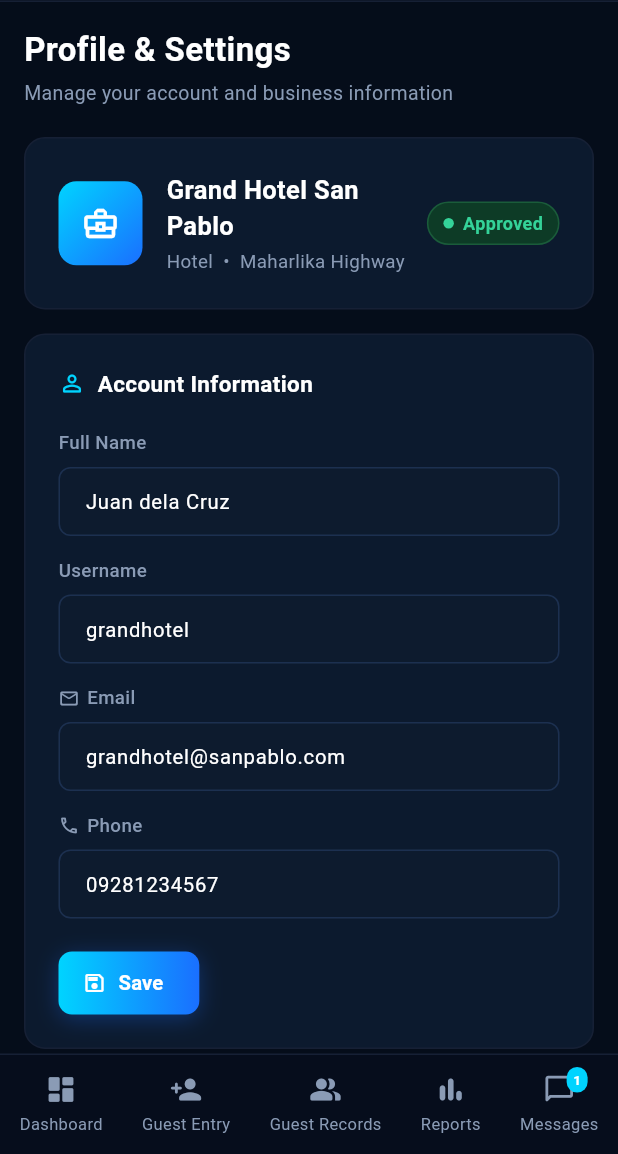
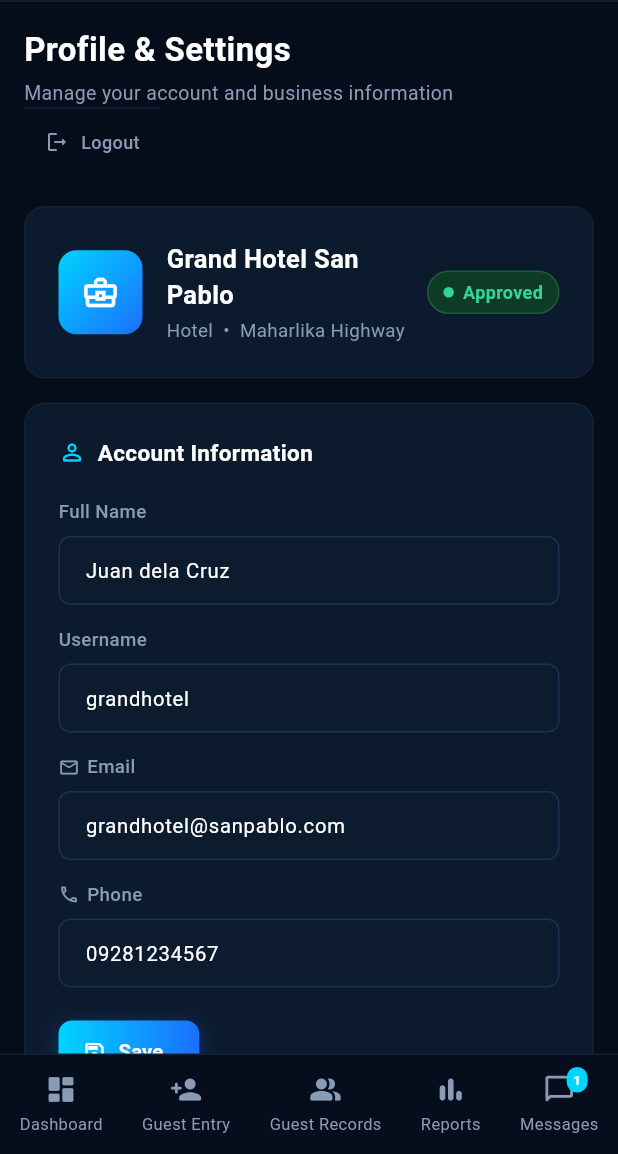
Before and after one commit to MiksDev04/tourism_app, a Flutter app: the BusinessLayout screen opened directly, after a tap on an icon or button, on a phone screen of 412 x 824 dp, the part 82-1236 px from its top. Run offline on Flutter 3.47's test engine with Material 3 defaults, Android fonts, the phone set to English and light mode, and no system bars; our stand-ins replace open_file; missing offline and left inert: window_manager.

Commit message:
add logout button on profile page both admin and business

```diff
--- a/lib/ui/business/pages/business_profile_page.dart
+++ b/lib/ui/business/pages/business_profile_page.dart
@@ -1,6 +1,7 @@
 import 'package:flutter/material.dart';
 import '../../../core/constants/app_colors.dart';
 import '../../shared/layouts/business_layout.dart';
+import '../../../router/app_router.dart';
 
 // ─── Business Profile Page ────────────────────────────────────────────────────
 
@@ -15,16 +16,21 @@ class _BusinessProfilePageState extends State<BusinessProfilePage> {
   // Account Info controllers
   final _fullNameCtrl = TextEditingController(text: 'Juan dela Cruz');
   final _usernameCtrl = TextEditingController(text: 'grandhotel');
-  final _emailCtrl    = TextEditingController(text: 'grandhotel@sanpablo.com');
-  final _phoneCtrl    = TextEditingController(text: '09281234567');
+  final _emailCtrl = TextEditingController(text: 'grandhotel@sanpablo.com');
+  final _phoneCtrl = TextEditingController(text: '09281234567');
 
   // Business Info controllers
-  final _businessNameCtrl  = TextEditingController(text: 'Grand Hotel San Pablo');
-  final _ownerNameCtrl     = TextEditingController(text: 'Juan dela Cruz');
-  final _totalRoomsCtrl    = TextEditingController(text: '45');
-  final _addressCtrl       = TextEditingController(text: 'Maharlika Highway, San Pablo City, Laguna');
-  final _descriptionCtrl   = TextEditingController(
-    text: 'A premier hotel located along Maharlika Highway offering comfortable accommodations and excellent service.',
+  final _businessNameCtrl = TextEditingController(
+    text: 'Grand Hotel San Pablo',
+  );
+  final _ownerNameCtrl = TextEditingController(text: 'Juan dela Cruz');
+  final _totalRoomsCtrl = TextEditingController(text: '45');
+  final _addressCtrl = TextEditingController(
+    text: 'Maharlika Highway, San Pablo City, Laguna',
+  );
+  final _descriptionCtrl = TextEditingController(
+    text:
+        'A premier hotel located along Maharlika Highway offering comfortable accommodations and excellent service.',
   );
 
   String _selectedBusinessType = 'Hotel';
@@ -32,9 +38,15 @@ class _BusinessProfilePageState extends State<BusinessProfilePage> {
   @override
   void dispose() {
     for (final c in [
-      _fullNameCtrl, _usernameCtrl, _emailCtrl, _phoneCtrl,
-      _businessNameCtrl, _ownerNameCtrl, _totalRoomsCtrl,
-      _addressCtrl, _descriptionCtrl,
+      _fullNameCtrl,
+      _usernameCtrl,
+      _emailCtrl,
+      _phoneCtrl,
+      _businessNameCtrl,
+      _ownerNameCtrl,
+      _totalRoomsCtrl,
+      _addressCtrl,
+      _descriptionCtrl,
     ]) {
       c.dispose();
     }
@@ -79,8 +91,9 @@ class _BusinessProfilePageState extends State<BusinessProfilePage> {
                         addressCtrl: _addressCtrl,
                         descriptionCtrl: _descriptionCtrl,
                         selectedBusinessType: _selectedBusinessType,
-                        onBusinessTypeChanged: (val) =>
-                            setState(() => _selectedBusinessType = val ?? 'Hotel'),
+                        onBusinessTypeChanged: (val) => setState(
+                          () => _selectedBusinessType = val ?? 'Hotel',
+                        ),
                         onSave: () {},
                         isNarrow: isNarrow,
                       ),
@@ -101,10 +114,14 @@ class _BusinessProfilePageState extends State<BusinessProfilePage> {
 class _PageHeader extends StatelessWidget {
   @override
   Widget build(BuildContext context) {
-    return const Column(
+    final screenWidth = MediaQuery.of(context).size.width;
+
+    return Row(
+      children: [
+        Column(
           crossAxisAlignment: CrossAxisAlignment.start,
           children: [
-        Text(
+            const Text(
               'Profile & Settings',
               style: TextStyle(
                 color: AppColors.textWhite,
@@ -112,16 +129,46 @@ class _PageHeader extends StatelessWidget {
                 fontWeight: FontWeight.w700,
               ),
             ),
-        SizedBox(height: 4),
-        Text(
+            const SizedBox(height: 4),
+            const Text(
               'Manage your account and business information',
               style: TextStyle(color: AppColors.textGray, fontSize: 13),
+            ),
+            if (screenWidth <= 600)
+              GestureDetector(
+                onTap: () => Navigator.pushReplacementNamed(context, AppRoutes.login),
+                child: Container(
+                  padding: const EdgeInsets.all(14),
+                  decoration: const BoxDecoration(
+                    border: Border(top: BorderSide(color: AppColors.cardBorder)),
+                  ),
+                  child: const Row(
+                    mainAxisSize: MainAxisSize.min,
+                    children: [
+                      Icon(
+                        Icons.logout_rounded,
+                        color: AppColors.textGray,
+                        size: 16,
+                      ),
+                      SizedBox(width: 8),
+                      Text(
+                        'Logout',
+                        style: TextStyle(
+                          color: AppColors.textGray,
+                          fontSize: 12,
+                          fontWeight: FontWeight.w500,
+                        ),
+                      ),
+                    ],
+                  ),
+                ),
+              ),
+          ],
         ),
       ],
     );
   }
 }
-
 // ─── Business Card (top identity card) ────────────────────────────────────────
 
 class _BusinessCard extends StatelessWidget {
@@ -244,8 +291,11 @@ class _AccountInfoCard extends StatelessWidget {
           // Section title
           const Row(
             children: [
-              Icon(Icons.person_outline_rounded,
-                  color: AppColors.primaryCyan, size: 18),
+              Icon(
+                Icons.person_outline_rounded,
+                color: AppColors.primaryCyan,
+                size: 18,
+              ),
               SizedBox(width: 8),
               Text(
                 'Account Information',
@@ -368,8 +418,11 @@ class _BusinessInfoCard extends StatelessWidget {
           // Section title
           const Row(
             children: [
-              Icon(Icons.store_outlined,
-                  color: AppColors.primaryCyan, size: 18),
+              Icon(
+                Icons.store_outlined,
+                color: AppColors.primaryCyan,
+                size: 18,
+              ),
               SizedBox(width: 8),
               Text(
                 'Business Information',
@@ -513,11 +566,7 @@ class _SectionCard extends StatelessWidget {
 // ─── Labeled Field ────────────────────────────────────────────────────────────
 
 class _LabeledField extends StatelessWidget {
-  const _LabeledField({
-    required this.label,
-    required this.child,
-    this.icon,
-  });
+  const _LabeledField({required this.label, required this.child, this.icon});
 
   final String label;
   final Widget child;
@@ -572,8 +621,10 @@ class _InputField extends StatelessWidget {
         filled: true,
         fillColor: _ProfileColors.inputBackground,
         isDense: true,
-        contentPadding:
-            const EdgeInsets.symmetric(horizontal: 14, vertical: 13),
+        contentPadding: const EdgeInsets.symmetric(
+          horizontal: 14,
+          vertical: 13,
+        ),
         border: OutlineInputBorder(
           borderRadius: BorderRadius.circular(8),
           borderSide: const BorderSide(color: _ProfileColors.inputBorder),
@@ -584,8 +635,10 @@ class _InputField extends StatelessWidget {
         ),
         focusedBorder: OutlineInputBorder(
           borderRadius: BorderRadius.circular(8),
-          borderSide:
-              const BorderSide(color: AppColors.primaryCyan, width: 1.5),
+          borderSide: const BorderSide(
+            color: AppColors.primaryCyan,
+            width: 1.5,
+          ),
         ),
       ),
     );
@@ -609,8 +662,10 @@ class _MultilineField extends StatelessWidget {
         filled: true,
         fillColor: _ProfileColors.inputBackground,
         isDense: true,
-        contentPadding:
-            const EdgeInsets.symmetric(horizontal: 14, vertical: 13),
+        contentPadding: const EdgeInsets.symmetric(
+          horizontal: 14,
+          vertical: 13,
+        ),
         border: OutlineInputBorder(
           borderRadius: BorderRadius.circular(8),
           borderSide: const BorderSide(color: _ProfileColors.inputBorder),
@@ -621,8 +676,10 @@ class _MultilineField extends StatelessWidget {
         ),
         focusedBorder: OutlineInputBorder(
           borderRadius: BorderRadius.circular(8),
-          borderSide:
-              const BorderSide(color: AppColors.primaryCyan, width: 1.5),
+          borderSide: const BorderSide(
+            color: AppColors.primaryCyan,
+            width: 1.5,
+          ),
         ),
       ),
     );
@@ -648,15 +705,20 @@ class _DropdownField extends StatelessWidget {
       initialValue: value,
       onChanged: onChanged,
       dropdownColor: AppColors.cardBackground,
-      icon: const Icon(Icons.keyboard_arrow_down_rounded,
-          color: AppColors.textGray, size: 20),
+      icon: const Icon(
+        Icons.keyboard_arrow_down_rounded,
+        color: AppColors.textGray,
+        size: 20,
+      ),
       style: const TextStyle(color: AppColors.textWhite, fontSize: 13.5),
       decoration: InputDecoration(
         filled: true,
         fillColor: _ProfileColors.inputBackground,
         isDense: true,
-        contentPadding:
-            const EdgeInsets.symmetric(horizontal: 14, vertical: 13),
+        contentPadding: const EdgeInsets.symmetric(
+          horizontal: 14,
+          vertical: 13,
+        ),
         border: OutlineInputBorder(
           borderRadius: BorderRadius.circular(8),
           borderSide: const BorderSide(color: _ProfileColors.inputBorder),
@@ -667,17 +729,14 @@ class _DropdownField extends StatelessWidget {
         ),
         focusedBorder: OutlineInputBorder(
           borderRadius: BorderRadius.circular(8),
-          borderSide:
-              const BorderSide(color: AppColors.primaryCyan, width: 1.5),
+          borderSide: const BorderSide(
+            color: AppColors.primaryCyan,
+            width: 1.5,
+          ),
         ),
       ),
       items: items
-          .map(
-            (t) => DropdownMenuItem(
-              value: t,
-              child: Text(t),
-            ),
-          )
+          .map((t) => DropdownMenuItem(value: t, child: Text(t)))
           .toList(),
     );
   }
@@ -742,5 +801,5 @@ class _ActionButton extends StatelessWidget {
 
 class _ProfileColors {
   static const inputBackground = Color(0xFF0D1B2E);
-  static const inputBorder     = Color(0xFF1C3050);
+  static const inputBorder = Color(0xFF1C3050);
 }
```
Also changed, not shown: lib/ui/admin/pages/admin_profile_page.dart (+38 -5 lines). Lines whose indentation alone changed are shown as unchanged.
